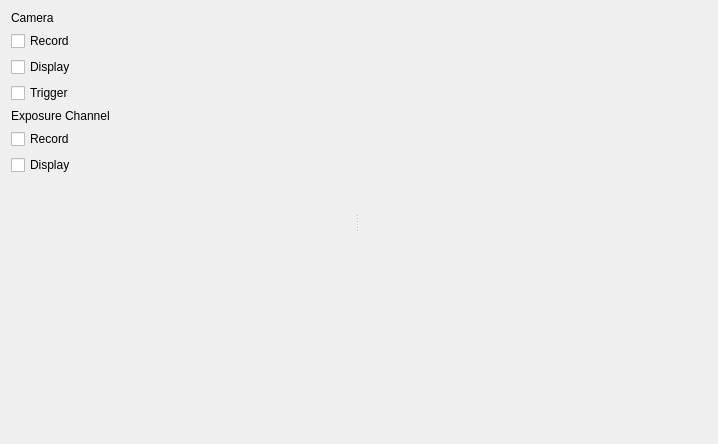
Above: lib/devices/PVCam/ProtocolTemplate.ui from acq4/acq4 before the change. Below: the same form after it.
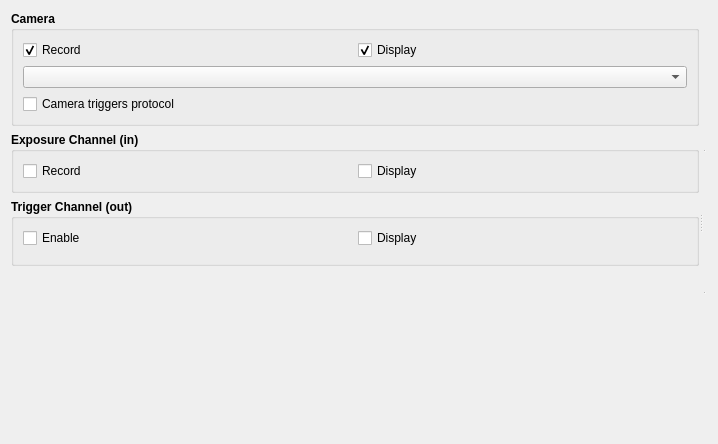
That is the form after the change. Custom widgets are drawn as their Qt base class.

Commit message: Massive updates  - ui cleanups  - camera plots exposure signal  - triggering framework for camera  - Beginning dataview in datamanager

The edit to the form file:
```diff
--- a/lib/devices/PVCam/ProtocolTemplate.ui
+++ b/lib/devices/PVCam/ProtocolTemplate.ui
@@ -13,61 +13,179 @@
   <property name="windowTitle">
    <string>Form</string>
   </property>
-  <layout class="QHBoxLayout" name="horizontalLayout">
+  <layout class="QVBoxLayout" name="verticalLayout_3">
    <item>
-    <widget class="QSplitter" name="splitter">
+    <widget class="QSplitter" name="splitter_2">
      <property name="orientation">
       <enum>Qt::Horizontal</enum>
      </property>
-     <widget class="QWidget" name="">
-      <layout class="QVBoxLayout" name="verticalLayout">
+     <widget class="QWidget" name="layoutWidget">
+      <layout class="QVBoxLayout" name="verticalLayout_2">
        <item>
-        <widget class="QLabel" name="label_2">
-         <property name="text">
+        <widget class="QGroupBox" name="cameraGroupBox">
+         <property name="font">
+          <font>
+           <weight>75</weight>
+           <bold>true</bold>
+          </font>
+         </property>
+         <property name="title">
           <string>Camera</string>
          </property>
-        </widget>
-       </item>
-       <item>
+         <layout class="QGridLayout" name="gridLayout">
+          <item row="0" column="0">
         <widget class="QCheckBox" name="recordCheck">
+            <property name="font">
+             <font>
+              <weight>50</weight>
+              <bold>false</bold>
+             </font>
+            </property>
          <property name="text">
           <string>Record</string>
          </property>
-        </widget>
-       </item>
-       <item>
+            <property name="checked">
+             <bool>true</bool>
+            </property>
+           </widget>
+          </item>
+          <item row="0" column="1">
         <widget class="QCheckBox" name="displayCheck">
+            <property name="font">
+             <font>
+              <weight>50</weight>
+              <bold>false</bold>
+             </font>
+            </property>
          <property name="text">
           <string>Display</string>
          </property>
-        </widget>
-       </item>
-       <item>
+            <property name="checked">
+             <bool>true</bool>
+            </property>
+           </widget>
+          </item>
+          <item row="1" column="0" colspan="2">
+           <widget class="QComboBox" name="triggerModeCombo">
+            <property name="font">
+             <font>
+              <weight>50</weight>
+              <bold>false</bold>
+             </font>
+            </property>
+           </widget>
+          </item>
+          <item row="2" column="0" colspan="2">
         <widget class="QCheckBox" name="triggerCheck">
+            <property name="font">
+             <font>
+              <weight>50</weight>
+              <bold>false</bold>
+             </font>
+            </property>
+            <property name="toolTip">
+             <string>&lt;!DOCTYPE HTML PUBLIC &quot;-//W3C//DTD HTML 4.0//EN&quot; &quot;http://www.w3.org/TR/REC-html40/strict.dtd&quot;&gt;
+&lt;html&gt;&lt;head&gt;&lt;meta name=&quot;qrichtext&quot; content=&quot;1&quot; /&gt;&lt;style type=&quot;text/css&quot;&gt;
+p, li { white-space: pre-wrap; }
+&lt;/style&gt;&lt;/head&gt;&lt;body style=&quot; font-family:'Sans Serif'; font-size:7pt; font-weight:400; font-style:normal;&quot;&gt;
+&lt;p style=&quot; margin-top:0px; margin-bottom:0px; margin-left:0px; margin-right:0px; -qt-block-indent:0; text-indent:0px;&quot;&gt;Checking this forces the camera to start &lt;span style=&quot; font-style:italic;&quot;&gt;after&lt;/span&gt; all&lt;/p&gt;
+&lt;p style=&quot; margin-top:0px; margin-bottom:0px; margin-left:0px; margin-right:0px; -qt-block-indent:0; text-indent:0px;&quot;&gt;other devices in the protocol have started so that it&lt;/p&gt;
+&lt;p style=&quot; margin-top:0px; margin-bottom:0px; margin-left:0px; margin-right:0px; -qt-block-indent:0; text-indent:0px;&quot;&gt;can correctly act as a starting trigger.&lt;/p&gt;&lt;/body&gt;&lt;/html&gt;</string>
+            </property>
          <property name="text">
-          <string>Trigger</string>
-         </property>
+             <string>Camera triggers protocol</string>
+            </property>
+           </widget>
+          </item>
+         </layout>
         </widget>
        </item>
        <item>
-        <widget class="QLabel" name="label">
-         <property name="text">
-          <string>Exposure Channel</string>
+        <widget class="QGroupBox" name="exposureGroupBox">
+         <property name="font">
+          <font>
+           <weight>75</weight>
+           <bold>true</bold>
+          </font>
          </property>
-        </widget>
-       </item>
+         <property name="title">
+          <string>Exposure Channel (in)</string>
+         </property>
+         <layout class="QHBoxLayout" name="horizontalLayout">
        <item>
         <widget class="QCheckBox" name="recordExposeCheck">
+            <property name="font">
+             <font>
+              <weight>50</weight>
+              <bold>false</bold>
+             </font>
+            </property>
          <property name="text">
           <string>Record</string>
          </property>
         </widget>
        </item>
        <item>
-        <widget class="QCheckBox" name="checkBox">
+           <widget class="QCheckBox" name="displayExposureCheck">
+            <property name="font">
+             <font>
+              <weight>50</weight>
+              <bold>false</bold>
+             </font>
+            </property>
          <property name="text">
           <string>Display</string>
          </property>
+           </widget>
+          </item>
+         </layout>
+        </widget>
+       </item>
+       <item>
+        <widget class="QGroupBox" name="triggerGroupBox">
+         <property name="font">
+          <font>
+           <weight>75</weight>
+           <bold>true</bold>
+          </font>
+         </property>
+         <property name="title">
+          <string>Trigger Channel (out)</string>
+         </property>
+         <property name="checkable">
+          <bool>false</bool>
+         </property>
+         <layout class="QGridLayout" name="gridLayout_2">
+          <item row="0" column="1">
+           <widget class="QCheckBox" name="displayTriggerCheck">
+            <property name="font">
+             <font>
+              <weight>50</weight>
+              <bold>false</bold>
+             </font>
+            </property>
+            <property name="text">
+             <string>Display</string>
+            </property>
+           </widget>
+          </item>
+          <item row="1" column="0" colspan="2">
+           <widget class="StimGenerator" name="triggerGenerator" native="true"/>
+          </item>
+          <item row="0" column="0">
+           <widget class="QCheckBox" name="triggerOutputCheck">
+            <property name="font">
+             <font>
+              <weight>50</weight>
+              <bold>false</bold>
+             </font>
+            </property>
+            <property name="text">
+             <string>Enable</string>
+            </property>
+           </widget>
+          </item>
+         </layout>
         </widget>
        </item>
        <item>
@@ -85,6 +203,10 @@
        </item>
       </layout>
      </widget>
+     <widget class="QSplitter" name="splitter">
+      <property name="orientation">
+       <enum>Qt::Vertical</enum>
+      </property>
      <widget class="ImageView" name="imageView" native="true">
       <property name="sizePolicy">
        <sizepolicy hsizetype="Expanding" vsizetype="Expanding">
@@ -93,6 +215,9 @@
        </sizepolicy>
       </property>
      </widget>
+      <widget class="PlotWidget" name="exposePlot" native="true"/>
+      <widget class="PlotWidget" name="triggerPlot" native="true"/>
+     </widget>
     </widget>
    </item>
   </layout>
@@ -104,6 +229,18 @@
    <header>lib.util.qtgraph.ImageView</header>
    <container>1</container>
   </customwidget>
+  <customwidget>
+   <class>PlotWidget</class>
+   <extends>QWidget</extends>
+   <header>lib.util.PlotWidget</header>
+   <container>1</container>
+  </customwidget>
+  <customwidget>
+   <class>StimGenerator</class>
+   <extends>QWidget</extends>
+   <header>lib.util.generator.StimGenerator</header>
+   <container>1</container>
+  </customwidget>
  </customwidgets>
  <resources/>
  <connections/>
```
Lines whose indentation alone changed are shown as unchanged. The commit also changes 33 other files.
